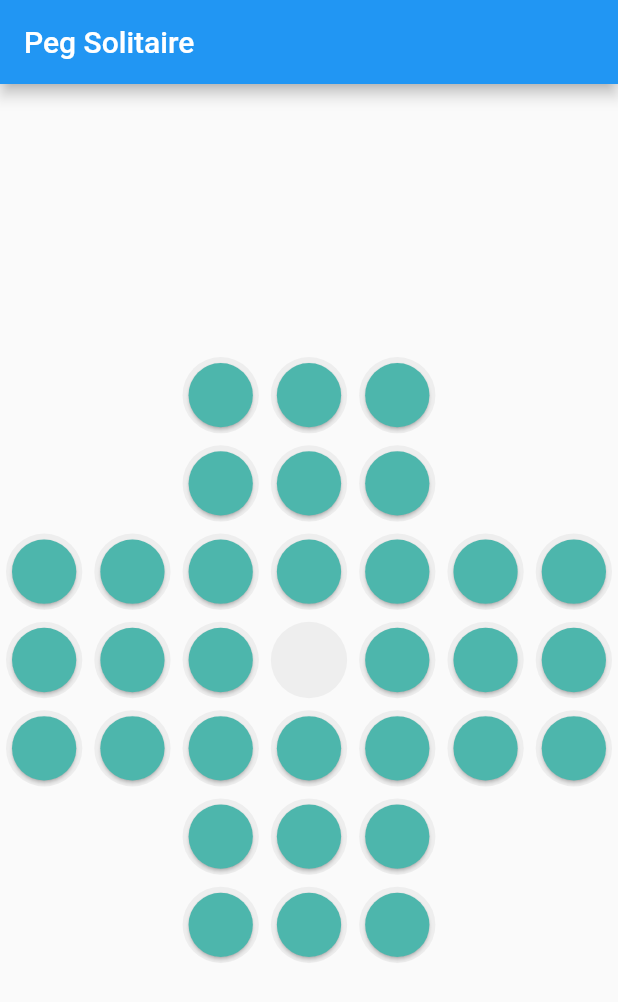
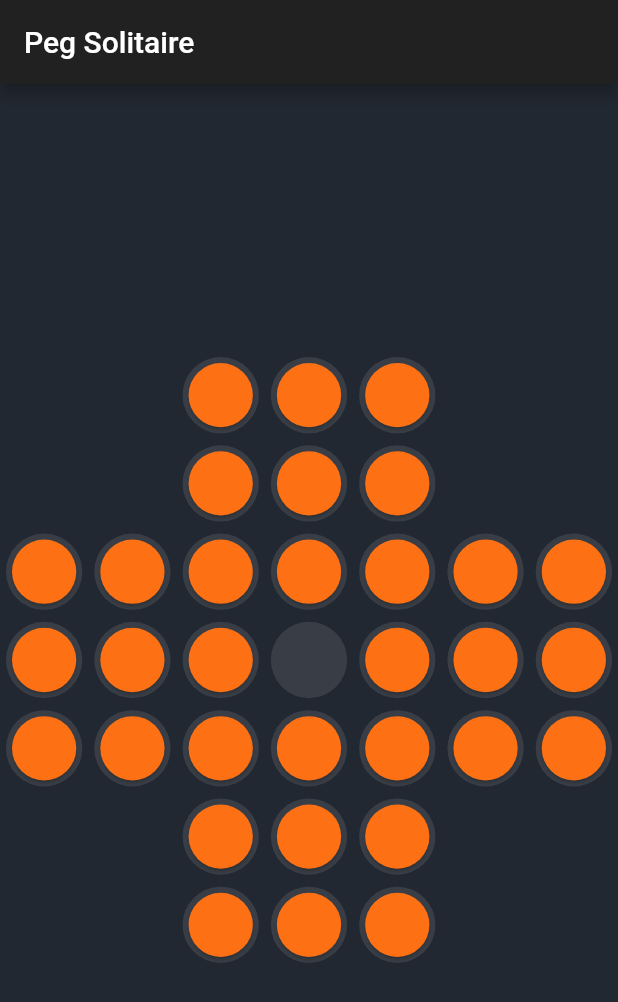
Before and after one commit to austincv/peg-solitaire, a Flutter app: the screen it shows after launch, on a phone screen of 412 x 824 dp. Shown: the top 1002 px of the screen. Run offline on Flutter 3.47's test engine with Material 2 defaults, Android fonts, the phone set to English and light mode, and no system bars.

Commit message:
Add dark theme

```diff
--- a/lib/board.dart
+++ b/lib/board.dart
@@ -1,5 +1,6 @@
 import 'package:flutter/material.dart';
 
+import 'constants.dart';
 import 'marble.dart';
 
 class Board extends StatefulWidget {
@@ -181,12 +182,14 @@ class _BoardState extends State<Board> {
         child: Container(
       child: AspectRatio(
         aspectRatio: 1,
-        child: Card(
-          elevation: 0,
-          color: hasPeg ? Colors.grey.shade200 : Colors.grey.shade50,
-          shape: CircleBorder(),
-          child: peg,
-        ),
+        child: hasPeg
+            ? Card(
+                elevation: 0,
+                color: kColorPeg,
+                shape: CircleBorder(),
+                child: peg,
+              )
+            : Container(),
       ),
     ));
   }
--- /dev/null
+++ b/lib/constants.dart
@@ -0,0 +1,5 @@
+import 'package:flutter/material.dart';
+
+const Color kColorPeg = Color(0xFF393e46);
+const Color kColorMarble = Color(0xFFfd7014);
+const Color kColorBackground = Color(0xFF222831);
--- a/lib/main.dart
+++ b/lib/main.dart
@@ -1,6 +1,7 @@
 import 'package:flutter/material.dart';
 
 import 'board.dart';
+import 'constants.dart';
 
 class MyApp extends StatelessWidget {
   @override
@@ -10,12 +11,16 @@ class MyApp extends StatelessWidget {
     return MaterialApp(
       title: title,
       home: Scaffold(
-          appBar: AppBar(
-            title: Text(title),
-          ),
-          body: Center(
-            child: SafeArea(child: Board()),
-          )),
+        appBar: AppBar(
+          title: Text(title),
+        ),
+        body: Center(
+          child: SafeArea(child: Board()),
+        ),
+      ),
+      theme: ThemeData.dark().copyWith(
+        scaffoldBackgroundColor: kColorBackground,
+      ),
     );
   }
 }
--- a/lib/marble.dart
+++ b/lib/marble.dart
@@ -1,4 +1,6 @@
 import 'package:flutter/material.dart';
+
+import 'constants.dart';
 
 class Marble extends StatelessWidget {
   final int row;
@@ -15,8 +17,8 @@ class Marble extends StatelessWidget {
           width: constraints.maxWidth * this._sizeFactor,
           height: constraints.maxHeight * this._sizeFactor,
           child: Card(
+            color: kColorMarble,
             elevation: 1,
-            color: Colors.teal.shade300,
             shape: CircleBorder(),
           ),
         ),
@@ -24,8 +26,8 @@ class Marble extends StatelessWidget {
           width: constraints.maxWidth * this._sizeFactor,
           height: constraints.maxHeight * this._sizeFactor,
           child: Card(
+            color: kColorMarble,
             elevation: 4,
-            color: Colors.teal.shade300,
             shape: CircleBorder(),
           ),
         ),
```
